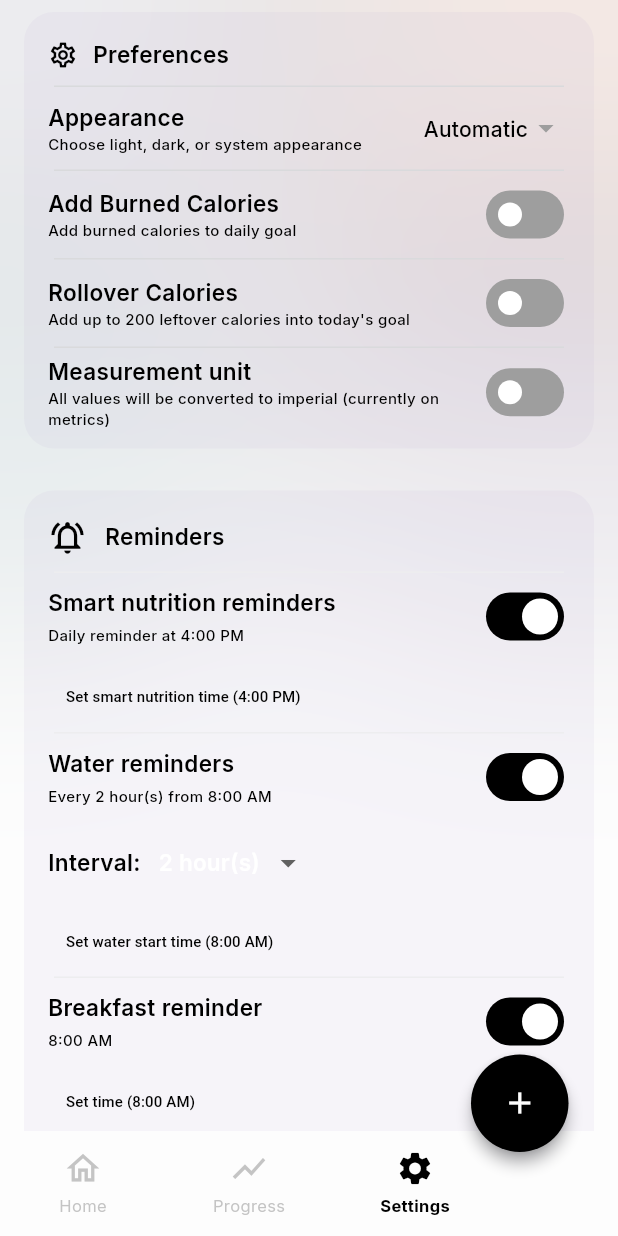
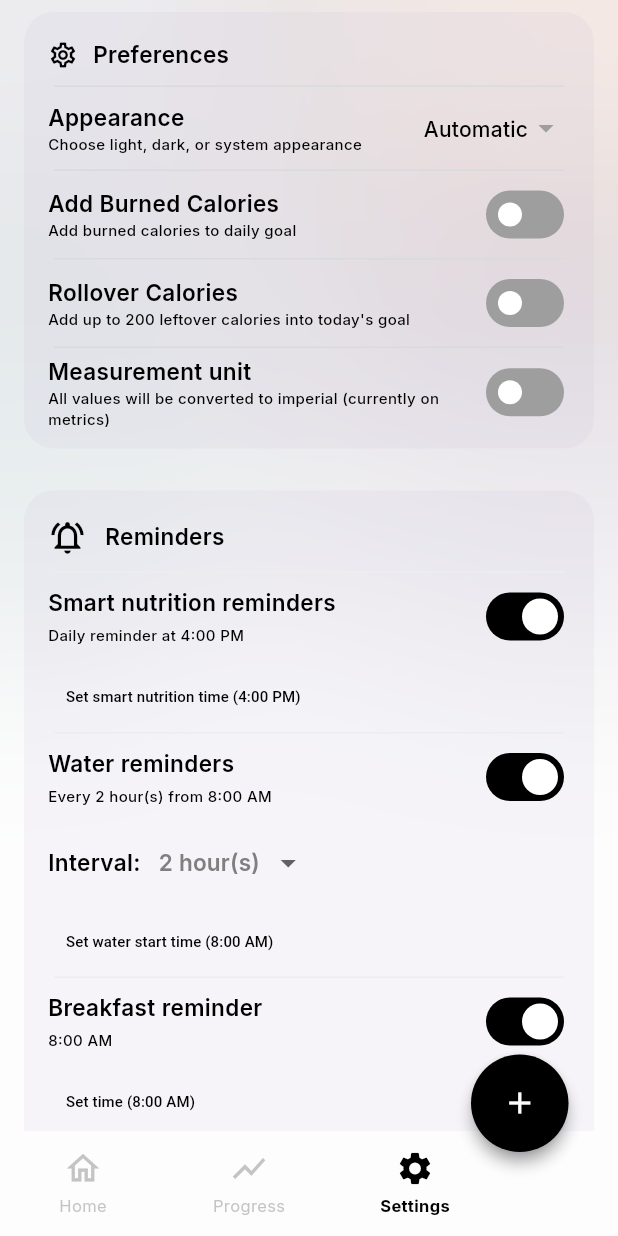
Before and after one commit to jones-semicolon/CalAI, a Flutter app: the WidgetTree screen opened directly, item 3 of the bottom bar chosen, scrolled down 576 dp, on a phone screen of 412 x 824 dp. Run offline on Flutter 3.47's test engine with Material 3 defaults, Android fonts, the light colour scheme and no system bars; our stand-ins replace camera, cloud_firestore, firebase_auth, firebase_core, fl_chart, flutter_local_notifications and 12 more; missing offline and left inert: google_mlkit_barcode_scanning, google_mlkit_text_recognition; accounts and stored records are empty.

Commit message:
Fixed workflows

```diff
--- a/lib/features/reminders/presentation/reminder_settings_section.dart
+++ b/lib/features/reminders/presentation/reminder_settings_section.dart
@@ -223,7 +223,7 @@ class _ReminderSettingsContent extends ConsumerWidget {
                     style: TextStyle(
                       fontSize: 15,
                       fontWeight: FontWeight.w600,
-                      color: Theme.of(context).colorScheme.onSecondary,
+                      color: Theme.of(context).colorScheme.onPrimary,
                     ),
                   ),
                 ),
@@ -368,19 +368,14 @@ class _ReminderSettingsContent extends ConsumerWidget {
             Switch(
               value: value,
               onChanged: onChanged,
-              thumbColor: WidgetStateProperty.resolveWith((states) {
-                if (states.contains(WidgetState.selected)) {
-                  return Colors.white;
-                }
-                return Colors.white;
+              thumbColor: MaterialStateProperty.all(Colors.white),
+              trackColor: MaterialStateProperty.resolveWith((states) {
+                return states.contains(MaterialState.selected)
+                    ? Theme.of(context).dialogTheme.barrierColor ??
+                    Theme.of(context).primaryColor
+                    : Theme.of(context).colorScheme.secondary;
               }),
-              trackColor: WidgetStateProperty.resolveWith((states) {
-                if (states.contains(WidgetState.selected)) {
-                  return Theme.of(context).dialogTheme.barrierColor;
-                }
-                return Theme.of(context).dialogTheme.backgroundColor;
-              }),
-              trackOutlineColor: WidgetStateProperty.all(Colors.transparent),
+              trackOutlineColor: MaterialStateProperty.all(Colors.transparent),
             ),
           ],
         ),
--- a/lib/pages/home/calendar/day_item.dart
+++ b/lib/pages/home/calendar/day_item.dart
@@ -206,7 +206,7 @@ class _DayItemState extends ConsumerState<DayItem> with AutomaticKeepAliveClient
                 return Opacity(
                   opacity: isCurrentMonth ? 1.0 : 0.3,
                   child: InkWell(
-                    onTap: () => widget.onDaySelected(dateId),
+                    onTap: isFuture ? null : () => widget.onDaySelected(dateId),
                     child: _DayContainer(
                       isActive: isSelected,
                       child: _DayDisplay(
@@ -299,9 +299,6 @@ class _DayDisplay extends StatelessWidget {
         ? Colors.black
         : theme.shadowColor.withOpacity(0.4);
 
-// Progress calculation for the ring
-    final double progress = (goalCalories > 0) ? (calories / goalCalories) : 0;
-
     final textColor = isSelected ? theme.colorScheme.primary : theme.hintColor;
 
     final noProgress = calories <= 0;
--- a/lib/pages/home/health_score/health_score_view.dart
+++ b/lib/pages/home/health_score/health_score_view.dart
@@ -135,7 +135,7 @@ class _HealthScoreViewState extends ConsumerState<HealthScoreView> {
                                         Text("Water", style: TextStyle(fontWeight: FontWeight.bold, fontSize: 16)),
                                         const SizedBox(height: 4),
                                         Text(
-                                            "${user.settings.measurementUnit?.liquidToDisplay(progress.water).round() ?? progress.water} / ${user.settings.measurementUnit?.liquidToDisplay(user.goal.targets.water).round() ?? user.goal.targets.water} ${user.settings.measurementUnit?.liquidLabel ?? MeasurementUnit.metric.liquidLabel}",
+                                            "${user.settings.measurementUnit?.liquidToDisplay(progress.water).round() ?? progress.water.round()} / ${user.settings.measurementUnit?.liquidToDisplay(user.goal.targets.water).round() ?? user.goal.targets.water.round()} ${user.settings.measurementUnit?.liquidLabel ?? MeasurementUnit.metric.liquidLabel}",
                                             style: TextStyle(color: Colors.grey[600])
                                         )
                                       ]
--- a/lib/providers/health_provider.dart
+++ b/lib/providers/health_provider.dart
@@ -19,7 +19,7 @@ final initialStepsProvider = Provider<int>((ref) {
   final globalData = ref.watch(globalDataProvider).value;
 
   // Return the steps from your existing todayProgress
-  return (globalData?.todayProgress.steps ?? 0) as int;
+  return (globalData?.todayProgress.steps ?? 0).round();
 });
 
 final stepsTodayProvider = StateProvider<int>((ref) => 0);
```
Also changed, not shown: 1 other file.
